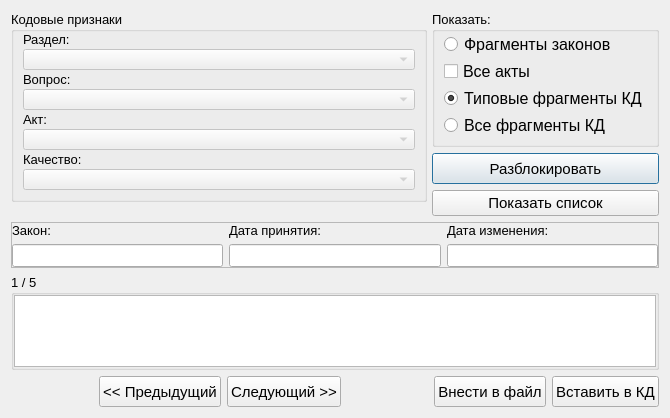
Old version of the form knowledgebase.ui in the repository YakSid/KDC_RSREU.
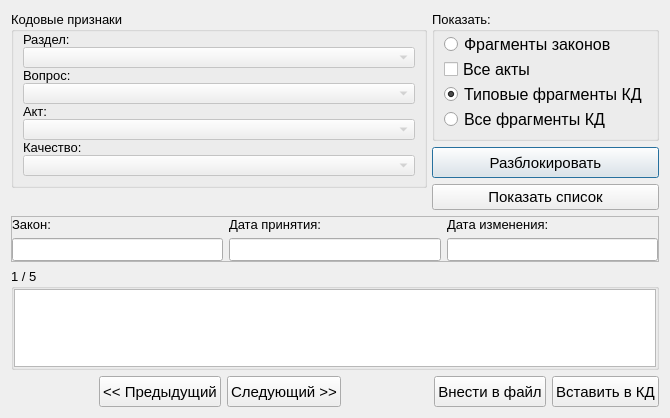
New version of the form.

Patch:
```diff
--- a/knowledgebase.ui
+++ b/knowledgebase.ui
@@ -60,7 +60,7 @@
          <number>9</number>
         </property>
         <property name="verticalSpacing">
-         <number>2</number>
+         <number>0</number>
         </property>
         <item row="2" column="0">
          <widget class="QLabel" name="lb_question">
@@ -215,7 +215,7 @@
      </property>
      <layout class="QVBoxLayout" name="verticalLayout">
       <property name="spacing">
-       <number>2</number>
+       <number>0</number>
       </property>
       <property name="topMargin">
        <number>0</number>
```
